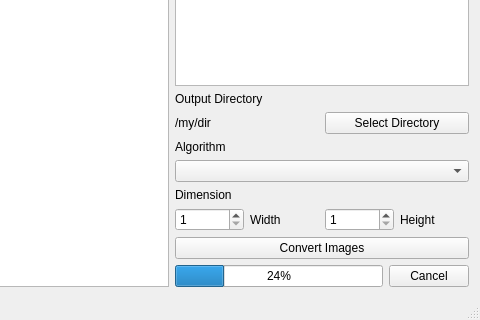
The window that qt_creator_project/bbp/mainwindow.ui (bestimmaa/batch-image-resizer-qt-opencv) describes before a commit, drawn with Qt 5; both pictures show x 437 to 917 and y 364 to 684 of the 917 by 684 pixel window.
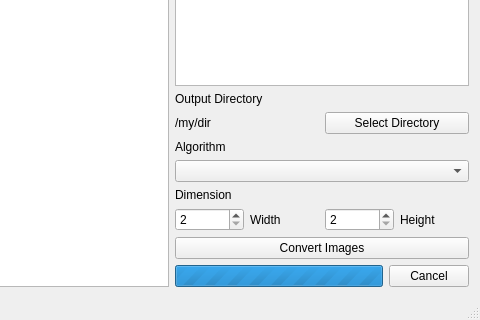
The same window after the commit.

Patch:
```diff
--- a/qt_creator_project/bbp/mainwindow.ui
+++ b/qt_creator_project/bbp/mainwindow.ui
@@ -131,13 +131,13 @@
           <item>
            <widget class="QSpinBox" name="spinBox">
             <property name="minimum">
-             <number>1</number>
+             <number>2</number>
             </property>
             <property name="maximum">
              <number>10000</number>
             </property>
             <property name="value">
-             <number>1</number>
+             <number>2</number>
             </property>
            </widget>
           </item>
@@ -151,7 +151,7 @@
           <item>
            <widget class="QSpinBox" name="spinBox_2">
             <property name="minimum">
-             <number>1</number>
+             <number>2</number>
             </property>
             <property name="maximum">
              <number>10000</number>
@@ -178,8 +178,11 @@
          <layout class="QHBoxLayout" name="convertStatusLayout">
           <item>
            <widget class="QProgressBar" name="progressBarConvert">
+            <property name="maximum">
+             <number>0</number>
+            </property>
             <property name="value">
-             <number>24</number>
+             <number>-1</number>
             </property>
            </widget>
           </item>
```
Left out of the diff: 4 changed lines with no effect on the pictures.
